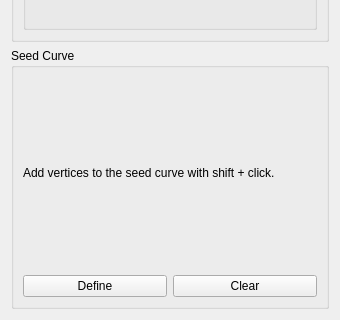
Qt form smoke/view/streamsurfacestab.ui (bvanloon/Scientific-Visualization) before a commit; both pictures show x 0 to 340 and y 587 to 907 of the 340 by 907 pixel window.
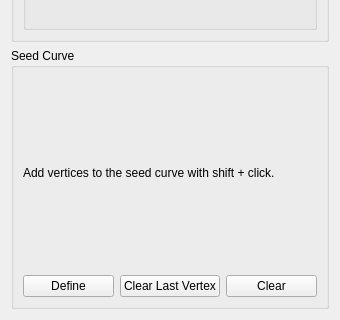
The same form after that commit. Custom widgets are drawn as their Qt base class.

Commit message: Add ui and connections for remove the last vertex of the seedcurve.

Patch:
```diff
--- a/smoke/view/streamsurfacestab.ui
+++ b/smoke/view/streamsurfacestab.ui
@@ -207,6 +207,13 @@
           </property>
          </widget>
         </item>
+        <item>
+         <widget class="QPushButton" name="clearLastVertexButton">
+          <property name="text">
+           <string>Clear Last Vertex</string>
+          </property>
+         </widget>
+        </item>
         <item>
          <widget class="QPushButton" name="clearSeedCurvesButton">
           <property name="text">
```
The commit also changes 4 other files.
